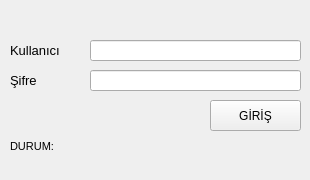
This is forms/parkyerim.ui in ydcpp/ParkingLotManagement as Qt 5 draws it before an edit. The edited form follows.
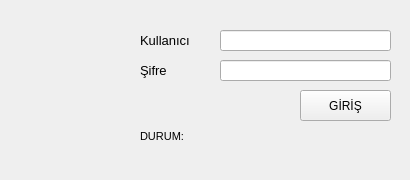
This is the edited form.

```diff
--- a/forms/parkyerim.ui
+++ b/forms/parkyerim.ui
@@ -6,7 +6,7 @@
    <rect>
     <x>0</x>
     <y>0</y>
-    <width>310</width>
+    <width>410</width>
     <height>180</height>
    </rect>
   </property>
@@ -18,13 +18,13 @@
   </property>
   <property name="minimumSize">
    <size>
-    <width>310</width>
+    <width>410</width>
     <height>180</height>
    </size>
   </property>
   <property name="maximumSize">
    <size>
-    <width>310</width>
+    <width>410</width>
     <height>180</height>
    </size>
   </property>
@@ -35,8 +35,8 @@
    <widget class="QLabel" name="label">
     <property name="geometry">
      <rect>
-      <x>10</x>
-      <y>40</y>
+      <x>140</x>
+      <y>30</y>
       <width>81</width>
       <height>21</height>
      </rect>
@@ -53,8 +53,8 @@
    <widget class="QLabel" name="label_2">
     <property name="geometry">
      <rect>
-      <x>10</x>
-      <y>70</y>
+      <x>140</x>
+      <y>60</y>
       <width>81</width>
       <height>21</height>
      </rect>
@@ -71,8 +71,8 @@
    <widget class="QLabel" name="label_3">
     <property name="geometry">
      <rect>
-      <x>10</x>
-      <y>140</y>
+      <x>140</x>
+      <y>130</y>
       <width>51</width>
       <height>16</height>
      </rect>
@@ -92,9 +92,9 @@
    <widget class="QLabel" name="label_status">
     <property name="geometry">
      <rect>
-      <x>70</x>
-      <y>140</y>
-      <width>231</width>
+      <x>200</x>
+      <y>130</y>
+      <width>191</width>
       <height>31</height>
      </rect>
     </property>
@@ -116,8 +116,8 @@
    <widget class="QPushButton" name="pushButton">
     <property name="geometry">
      <rect>
-      <x>210</x>
-      <y>100</y>
+      <x>300</x>
+      <y>90</y>
       <width>91</width>
       <height>31</height>
      </rect>
@@ -135,9 +135,9 @@
    <widget class="QLineEdit" name="lineEdit_user">
     <property name="geometry">
      <rect>
-      <x>90</x>
-      <y>40</y>
-      <width>211</width>
+      <x>220</x>
+      <y>30</y>
+      <width>171</width>
       <height>21</height>
      </rect>
     </property>
@@ -150,9 +150,9 @@
    <widget class="QLineEdit" name="lineEdit_password">
     <property name="geometry">
      <rect>
-      <x>90</x>
-      <y>70</y>
-      <width>211</width>
+      <x>220</x>
+      <y>60</y>
+      <width>171</width>
       <height>21</height>
      </rect>
     </property>
@@ -163,6 +163,19 @@
      <enum>QLineEdit::Password</enum>
     </property>
    </widget>
+   <widget class="QLabel" name="label_image">
+    <property name="geometry">
+     <rect>
+      <x>20</x>
+      <y>20</y>
+      <width>101</width>
+      <height>131</height>
+     </rect>
+    </property>
+    <property name="text">
+     <string/>
+    </property>
+   </widget>
   </widget>
  </widget>
  <tabstops>
```
